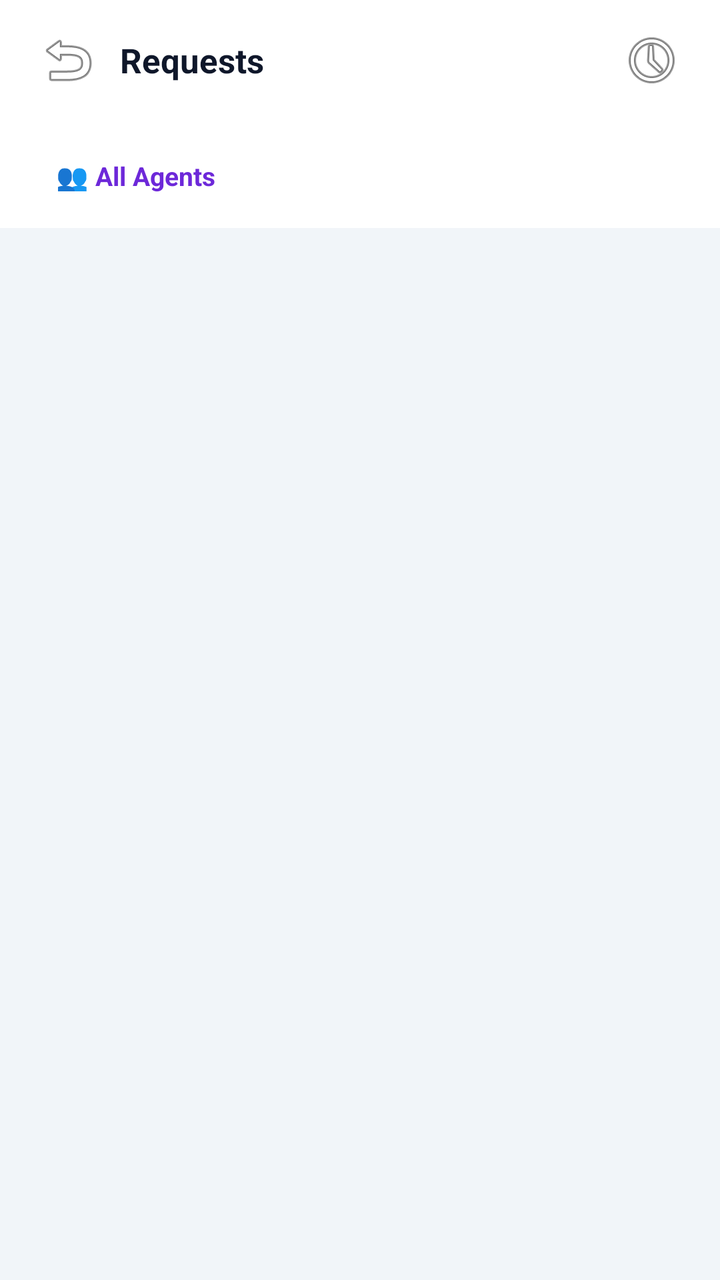
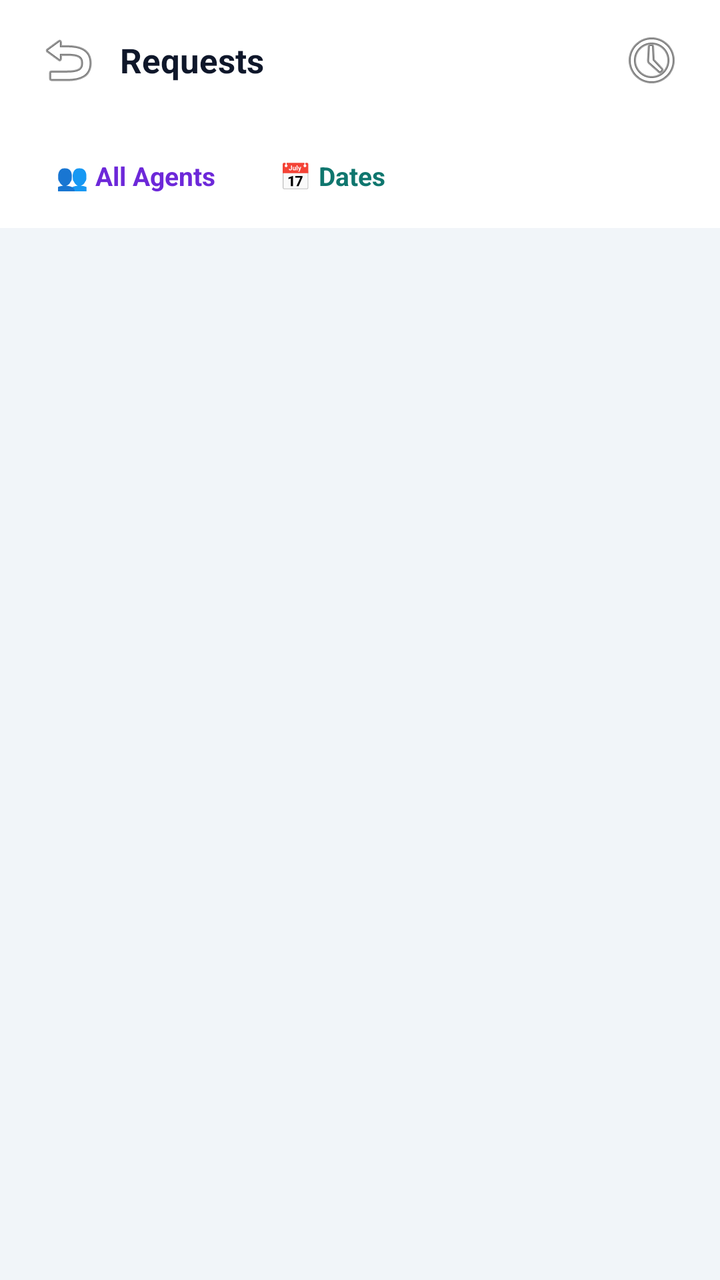

Two renders of the same Android screen: before a commit and after it. Below are the layout's source before the change and the commit's diff.
<!-- AndroidManifest.xml: application theme Theme.DataBridge -->
<!-- res/layout/fragment_petty_cash_pending_settlement.xml -->
<?xml version="1.0" encoding="utf-8"?>
<FrameLayout
    xmlns:android="http://schemas.android.com/apk/res/android"
    xmlns:app="http://schemas.android.com/apk/res-auto"
    android:layout_width="match_parent"
    android:layout_height="match_parent">

    <FrameLayout
        android:layout_width="match_parent"
        android:layout_height="match_parent"
        android:background="#F1F5F9">

        <LinearLayout
            android:layout_width="match_parent"
            android:layout_height="match_parent"
            android:orientation="vertical">

            
            <LinearLayout
                android:layout_width="match_parent"
                android:layout_height="wrap_content"
                android:orientation="horizontal"
                android:gravity="center_vertical"
                android:paddingHorizontal="16dp"
                android:paddingVertical="12dp"
                android:background="#FFFFFF">

                <ImageButton
                    android:id="@+id/btnPcPendingBack"
                    android:layout_width="36dp"
                    android:layout_height="36dp"
                    android:src="@android:drawable/ic_menu_revert"
                    android:background="?attr/selectableItemBackgroundBorderless"
                    android:contentDescription="Back" />

                <TextView
                    android:id="@+id/tvPcPendingTitle"
                    android:layout_width="0dp"
                    android:layout_weight="1"
                    android:layout_height="wrap_content"
                    android:text="Requests"
                    android:textSize="17sp"
                    android:textStyle="bold"
                    android:textColor="#0F172A"
                    android:layout_marginStart="8dp" />

                <ImageButton
                    android:id="@+id/btnPcPendingHistory"
                    android:layout_width="36dp"
                    android:layout_height="36dp"
                    android:src="@android:drawable/ic_menu_recent_history"
                    android:background="?attr/selectableItemBackgroundBorderless"
                    android:contentDescription="Settlement History" />
            </LinearLayout>

            
            <HorizontalScrollView
                android:layout_width="match_parent"
                android:layout_height="wrap_content"
                android:background="#FFFFFF"
                android:scrollbars="none"
                android:overScrollMode="ifContentScrolls">

                <LinearLayout
                    android:id="@+id/layoutPcPendingTabs"
                    android:layout_width="wrap_content"
                    android:layout_height="wrap_content"
                    android:orientation="horizontal"
                    android:paddingHorizontal="12dp"
                    android:paddingBottom="10dp" />
            </HorizontalScrollView>

            
            <LinearLayout
                android:layout_width="match_parent"
                android:layout_height="wrap_content"
                android:orientation="horizontal"
                android:gravity="center_vertical"
                android:background="#FFFFFF"
                android:paddingHorizontal="16dp"
                android:paddingBottom="8dp">

                <TextView
                    android:id="@+id/tvPcPendingAgent"
                    android:layout_width="wrap_content"
                    android:layout_height="36dp"
                    android:gravity="center_vertical"
                    android:text="👥 All Agents"
                    android:textSize="13sp"
                    android:textStyle="bold"
                    android:textColor="#6D28D9"
                    android:background="@drawable/bg_pc_tab_inactive"
                    android:paddingHorizontal="12dp" />

                <TextView
                    android:id="@+id/tvPcPendingSelectMode"
                    android:layout_width="wrap_content"
                    android:layout_height="36dp"
                    android:gravity="center_vertical"
                    android:text="☑ Select"
                    android:textSize="13sp"
                    android:textStyle="bold"
                    android:textColor="#059669"
                    android:paddingHorizontal="10dp"
                    android:visibility="gone" />

                <TextView
                    android:id="@+id/tvPcPendingSelectAll"
                    android:layout_width="wrap_content"
                    android:layout_height="36dp"
                    android:gravity="center_vertical"
                    android:text="Select all"
                    android:textSize="13sp"
                    android:textStyle="bold"
                    android:textColor="#059669"
                    android:paddingHorizontal="10dp"
                    android:visibility="gone" />

                <TextView
                    android:id="@+id/tvPcPendingSummary"
                    android:layout_width="0dp"
                    android:layout_weight="1"
                    android:layout_height="wrap_content"
                    android:gravity="end"
                    android:textSize="12sp"
                    android:textColor="#64748B" />
            </LinearLayout>

            <ProgressBar
                android:id="@+id/pbPcPendingLoading"
                android:layout_width="wrap_content"
                android:layout_height="wrap_content"
                android:layout_gravity="center"
                android:layout_marginTop="60dp"
                android:visibility="gone" />

            <LinearLayout
                android:id="@+id/layoutPcPendingError"
                android:layout_width="match_parent"
                android:layout_height="wrap_content"
                android:orientation="vertical"
                android:gravity="center"
                android:padding="24dp"
                android:visibility="gone">

                <TextView
                    android:id="@+id/tvPcPendingError"
                    android:layout_width="wrap_content"
                    android:layout_height="wrap_content"
                    android:textColor="#B91C1C"
                    android:gravity="center" />

                <Button
                    android:id="@+id/btnPcPendingRetry"
                    android:layout_width="wrap_content"
                    android:layout_height="wrap_content"
                    android:layout_marginTop="12dp"
                    android:text="Retry"
                    android:textAllCaps="false" />
            </LinearLayout>

            <ScrollView
                android:id="@+id/scrollPcPendingList"
                android:layout_width="match_parent"
                android:layout_height="0dp"
                android:layout_weight="1"
                android:fillViewport="true"
                android:clipToPadding="false"
                android:paddingBottom="16dp">

                <LinearLayout
                    android:id="@+id/layoutPcPendingList"
                    android:layout_width="match_parent"
                    android:layout_height="wrap_content"
                    android:orientation="vertical"
                    android:paddingHorizontal="16dp"
                    android:paddingTop="12dp" />
            </ScrollView>

            
            <LinearLayout
                android:id="@+id/layoutPcBulkBar"
                android:layout_width="match_parent"
                android:layout_height="wrap_content"
                android:orientation="horizontal"
                android:gravity="center_vertical"
                android:background="#FFFFFF"
                android:elevation="8dp"
                android:paddingHorizontal="16dp"
                android:paddingVertical="10dp"
                android:visibility="gone">

                <TextView
                    android:id="@+id/tvPcBulkSummary"
                    android:layout_width="0dp"
                    android:layout_weight="1"
                    android:layout_height="wrap_content"
                    android:textSize="13sp"
                    android:textStyle="bold"
                    android:textColor="#0F172A" />

                <TextView
                    android:id="@+id/btnPcBulkCancel"
                    android:layout_width="wrap_content"
                    android:layout_height="40dp"
                    android:gravity="center"
                    android:text="Cancel"
                    android:textSize="13sp"
                    android:textStyle="bold"
                    android:textColor="#374151"
                    android:backgroundTint="#F3F4F6"
                    android:paddingHorizontal="14dp"
                    android:layout_marginEnd="8dp" />

                <TextView
                    android:id="@+id/btnPcBulkUpdate"
                    android:layout_width="wrap_content"
                    android:layout_height="40dp"
                    android:gravity="center"
                    android:text="Update"
                    android:textSize="13sp"
                    android:textStyle="bold"
                    android:textColor="#FFFFFF"
                    android:background="@drawable/bg_action_button_green"
                    android:paddingHorizontal="18dp" />
            </LinearLayout>

        </LinearLayout>
    </FrameLayout>
</FrameLayout>
<!-- resources referenced by this layout -->
<resources>
  <!-- drawable bg_action_button_green (drawable) -->
  <?xml version="1.0" encoding="utf-8"?>
  <shape xmlns:android="http://schemas.android.com/apk/res/android" android:shape="rectangle">
      <corners android:radius="8dp" />
      <gradient
          android:startColor="#10b981"
          android:endColor="#059669"
          android:angle="135" />
  </shape>
  <!-- drawable bg_pc_tab_inactive (drawable) -->
  <?xml version="1.0" encoding="utf-8"?>
  <shape xmlns:android="http://schemas.android.com/apk/res/android"
      android:shape="rectangle">
      <solid android:color="#00000000" />
      <corners android:radius="10dp" />
  </shape>
  <style name="Theme.DataBridge" parent="Theme.MaterialComponents.DayNight.NoActionBar">
      <item name="colorPrimary">#00d4ff</item>
      <item name="colorPrimaryVariant">#16213e</item>
      <item name="colorOnPrimary">#ffffff</item>
      <item name="colorSecondary">#00d4ff</item>
      <item name="android:statusBarColor">#1a1a2e</item>
  </style>
</resources>

<!-- the commit's change to res/layout/fragment_petty_cash_pending_settlement.xml (unified diff, before → after) -->
@@ -91,6 +91,19 @@
                     android:textColor="#6D28D9"
                     android:background="@drawable/bg_pc_tab_inactive"
                     android:paddingHorizontal="12dp" />
+
+                <TextView
+                    android:id="@+id/tvPcPendingDate"
+                    android:layout_width="wrap_content"
+                    android:layout_height="36dp"
+                    android:gravity="center_vertical"
+                    android:text="📅 Dates"
+                    android:textSize="13sp"
+                    android:textStyle="bold"
+                    android:textColor="#0F766E"
+                    android:background="@drawable/bg_pc_tab_inactive"
+                    android:paddingHorizontal="12dp"
+                    android:layout_marginStart="8dp" />
 
                 <TextView
                     android:id="@+id/tvPcPendingSelectMode"
